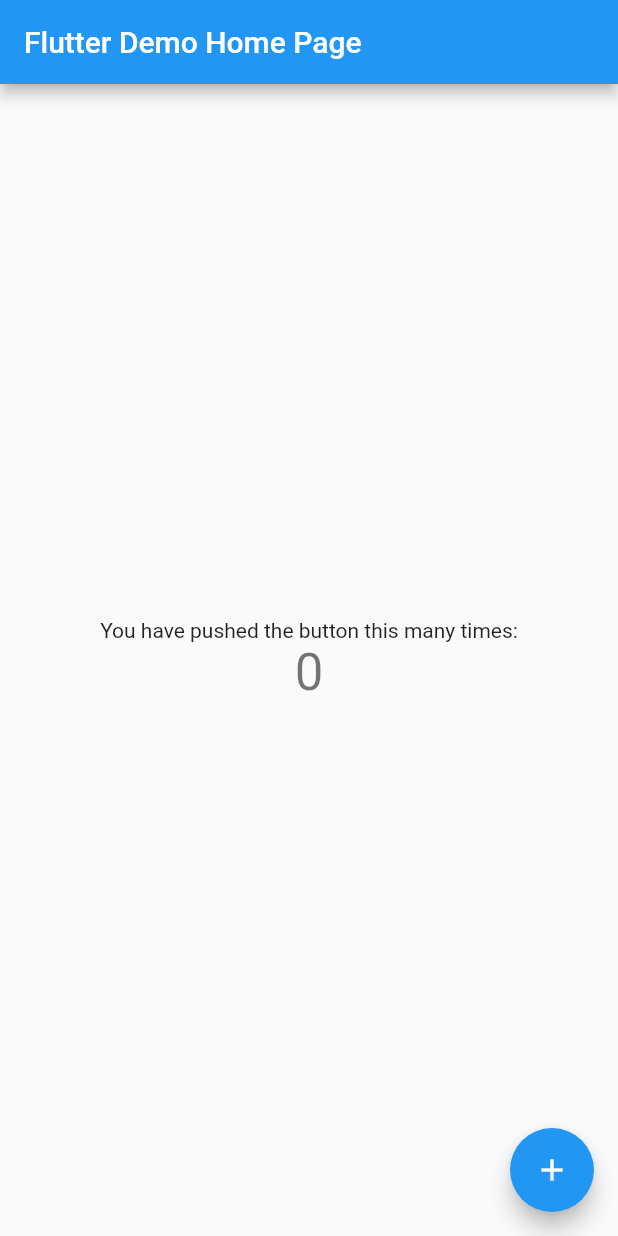
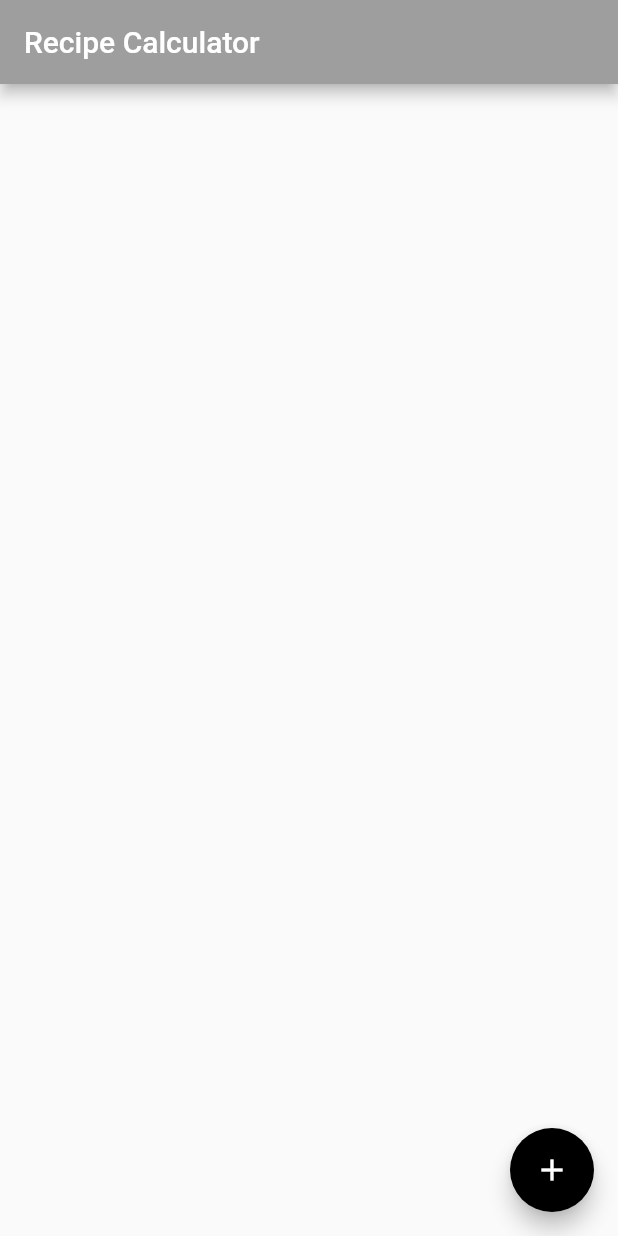
Before and after one commit to Raxan7/RecipeCalculatorFlutter, a Flutter app: the screen it shows after launch, on a phone screen of 412 x 824 dp. Run offline on Flutter 3.47's test engine with Material 2 defaults, Android fonts, the phone set to English and light mode, and no system bars.

Commit message:
Modified the main.dart file

```diff
--- a/lib/main.dart
+++ b/lib/main.dart
@@ -10,21 +10,16 @@ class RecipeApp extends StatelessWidget {
   // This widget is the root of your application.
   @override
   Widget build(BuildContext context) {
+    final ThemeData theme = ThemeData();
     return MaterialApp(
-      title: 'Flutter Demo',
-      theme: ThemeData(
-        // This is the theme of your application.
-        //
-        // Try running your application with "flutter run". You'll see the
-        // application has a blue toolbar. Then, without quitting the app, try
-        // changing the primarySwatch below to Colors.green and then invoke
-        // "hot reload" (press "r" in the console where you ran "flutter run",
-        // or simply save your changes to "hot reload" in a Flutter IDE).
-        // Notice that the counter didn't reset back to zero; the application
-        // is not restarted.
-        primarySwatch: Colors.blue,
+      title: 'Recipe Calculator',
+      theme: theme.copyWith(
+        colorScheme: theme.colorScheme.copyWith(
+          primary: Colors.grey,
+          secondary: Colors.black,
+        ),
       ),
-      home: const MyHomePage(title: 'Flutter Demo Home Page'),
+    home: const MyHomePage(title: 'Recipe Calculator'),
     );
   }
 }
@@ -75,35 +70,10 @@ class _MyHomePageState extends State<MyHomePage> {
         // the App.build method, and use it to set our appbar title.
         title: Text(widget.title),
       ),
-      body: Center(
+      body: SafeArea(
         // Center is a layout widget. It takes a single child and positions it
         // in the middle of the parent.
-        child: Column(
-          // Column is also a layout widget. It takes a list of children and
-          // arranges them vertically. By default, it sizes itself to fit its
-          // children horizontally, and tries to be as tall as its parent.
-          //
-          // Invoke "debug painting" (press "p" in the console, choose the
-          // "Toggle Debug Paint" action from the Flutter Inspector in Android
-          // Studio, or the "Toggle Debug Paint" command in Visual Studio Code)
-          // to see the wireframe for each widget.
-          //
-          // Column has various properties to control how it sizes itself and
-          // how it positions its children. Here we use mainAxisAlignment to
-          // center the children vertically; the main axis here is the vertical
-          // axis because Columns are vertical (the cross axis would be
-          // horizontal).
-          mainAxisAlignment: MainAxisAlignment.center,
-          children: <Widget>[
-            const Text(
-              'You have pushed the button this many times:',
-            ),
-            Text(
-              '$_counter',
-              style: Theme.of(context).textTheme.headline4,
-            ),
-          ],
-        ),
+        child: Container(),
       ),
       floatingActionButton: FloatingActionButton(
         onPressed: _incrementCounter,
```
